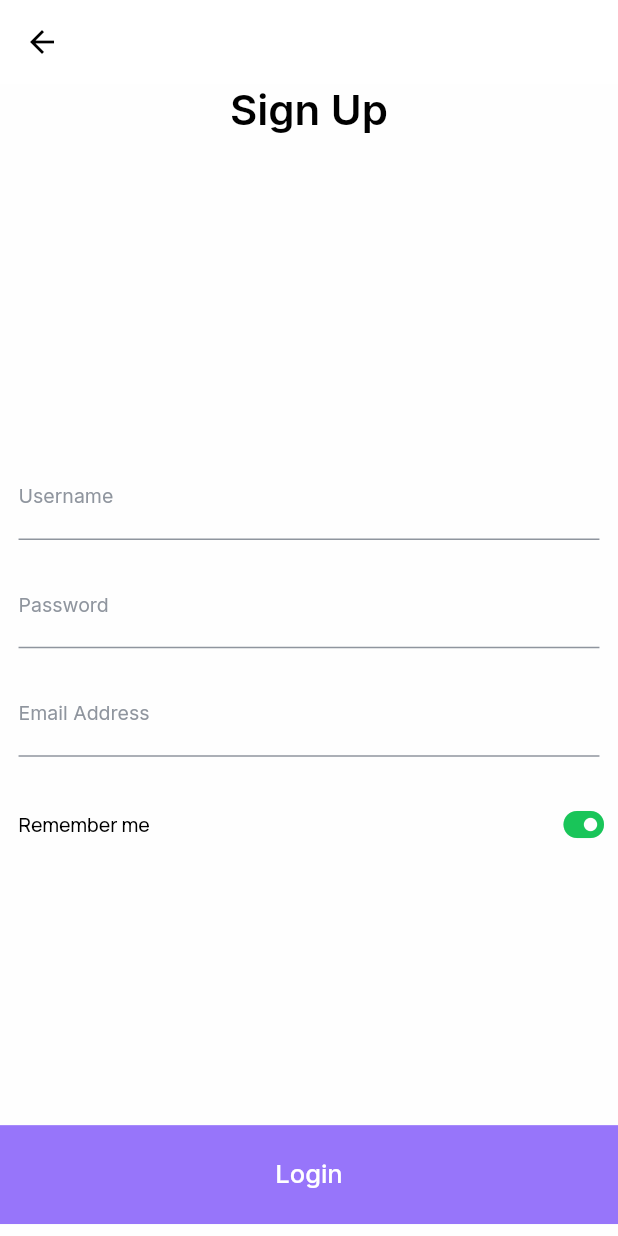
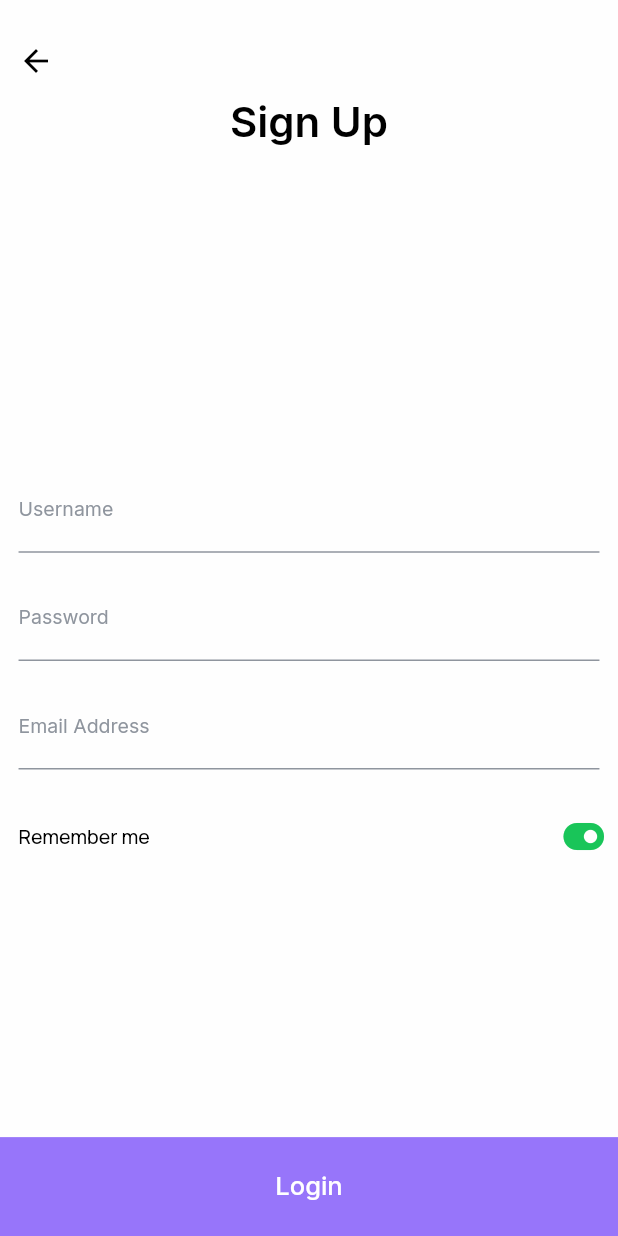
Before and after one commit to kyril-san/laza_practice, a Flutter app: the SignUpPage screen opened directly, on a phone screen of 412 x 824 dp. Run offline on Flutter 3.47's test engine with Material 2 defaults, Android fonts, the phone set to English and light mode, and no system bars; our stand-ins replace flutter_rating_bar, font_awesome_flutter, google_fonts.

Commit message:
made some few changes in terms of UI

```diff
--- a/lib/General-constants/global_large_text.dart
+++ b/lib/General-constants/global_large_text.dart
@@ -9,6 +9,7 @@ class GlobalLargeText extends StatelessWidget {
 
   @override
   Widget build(BuildContext context) {
-    return Text(title, style: Theme.of(context).textTheme.displayLarge);
+    return Center(
+        child: Text(title, style: Theme.of(context).textTheme.displayLarge));
   }
 }
--- a/lib/Get-Verification-Components/one_value_input_field.dart
+++ b/lib/Get-Verification-Components/one_value_input_field.dart
@@ -11,14 +11,16 @@ class OneValueInputField extends StatelessWidget {
   Widget build(BuildContext context) {
     Size size = MediaQuery.sizeOf(context);
     return SizedBox(
-      width: size.width * 0.21,
+      width: size.width * 0.2,
       child: TextFormField(
+        textAlign: TextAlign.center,
         showCursor: false,
         style: Theme.of(context).textTheme.displayMedium,
         inputFormatters: [LengthLimitingTextInputFormatter(1)],
         decoration: InputDecoration(
+            contentPadding: EdgeInsets.symmetric(vertical: size.height * 0.04),
             enabledBorder: OutlineInputBorder(
-              borderSide: BorderSide(color: greycolor.withOpacity(0.4)),
+              borderSide: BorderSide(color: greycolor.withOpacity(0.3)),
             ),
             focusedBorder:
                 OutlineInputBorder(borderSide: BorderSide(color: greycolor))),
--- a/lib/Screens/address_screen.dart
+++ b/lib/Screens/address_screen.dart
@@ -24,7 +24,6 @@ class AddressScreen extends StatelessWidget {
         child: GestureDetector(
           onTap: () => FocusManager.instance.primaryFocus!.unfocus(),
           child: SingleChildScrollView(
-            clipBehavior: Clip.antiAlias,
             reverse: true,
             physics: BouncingScrollPhysics(),
             child: SizedBox(
--- a/lib/Screens/payment_screen.dart
+++ b/lib/Screens/payment_screen.dart
@@ -15,6 +15,7 @@ class PaymentScreen extends StatelessWidget {
   Widget build(BuildContext context) {
     Size size = MediaQuery.sizeOf(context);
     return Scaffold(
+      resizeToAvoidBottomInset: true,
       appBar: AppBar(
         leading: BackButton(onPressed: () {}, color: blackcolor),
         centerTitle: true,
@@ -25,7 +26,7 @@ class PaymentScreen extends StatelessWidget {
         child: GestureDetector(
           onTap: () => FocusManager.instance.primaryFocus!.unfocus(),
           child: SingleChildScrollView(
-            reverse: true,
+            // reverse: true,
             physics: BouncingScrollPhysics(),
             child: Column(
               children: [
--- a/lib/Screens/sign_up_screen.dart
+++ b/lib/Screens/sign_up_screen.dart
@@ -15,18 +15,20 @@ class SignUpPage extends StatelessWidget {
   Widget build(BuildContext context) {
     Size size = MediaQuery.sizeOf(context);
     return Scaffold(
-      appBar: AppBar(
-        leading: BackButton(
-          color: blackcolor,
-          onPressed: () {},
-        ),
-      ),
+      resizeToAvoidBottomInset: false,
       body: GestureDetector(
         onTap: () => FocusManager.instance.primaryFocus!.unfocus(),
+        child: GestureDetector(
+          onTap: () => FocusManager.instance.primaryFocus!.unfocus(),
           child: SafeArea(
-          child: SingleChildScrollView(
-            child:
-                Column(mainAxisAlignment: MainAxisAlignment.center, children: [
+            child: Column(
+                mainAxisAlignment: MainAxisAlignment.center,
+                crossAxisAlignment: CrossAxisAlignment.start,
+                children: [
+                  Padding(
+                    padding: EdgeInsets.only(top: size.height * 0.02),
+                    child: BackButton(color: blackcolor, onPressed: () {}),
+                  ),
                   GlobalLargeText(title: 'Sign Up'),
                   // Spacer(),
                   SizedBox(height: size.height * 0.25),
@@ -36,7 +38,8 @@ class SignUpPage extends StatelessWidget {
                   GlobalInputfield(title: 'Email Address'),
                   SizedBox(height: size.height * 0.03),
                   Padding(
-                padding: EdgeInsets.symmetric(horizontal: size.width * 0.03),
+                    padding:
+                        EdgeInsets.symmetric(horizontal: size.width * 0.03),
                     child: Row(
                       mainAxisAlignment: MainAxisAlignment.spaceBetween,
                       children: [
@@ -51,8 +54,8 @@ class SignUpPage extends StatelessWidget {
                       ],
                     ),
                   ),
-              // Spacer(),
-              SizedBox(height: size.height * 0.229),
+                  Spacer(),
+                  // SizedBox(height: size.height * 0.229),
 
                   GlobalButton(title: 'Login')
                 ]),
```
Also changed, not shown: lib/Screens/add_review_screen.dart (+3 -4 lines), lib/Screens/forgot_password_screen.dart (+4 -4 lines), lib/Screens/new_password_screen.dart (+6 -6 lines), lib/Screens/verification_code_screen.dart (+18 -13 lines), lib/Screens/welcome_screen.dart (+23 -19 lines). Lines whose indentation alone changed are shown as unchanged.
